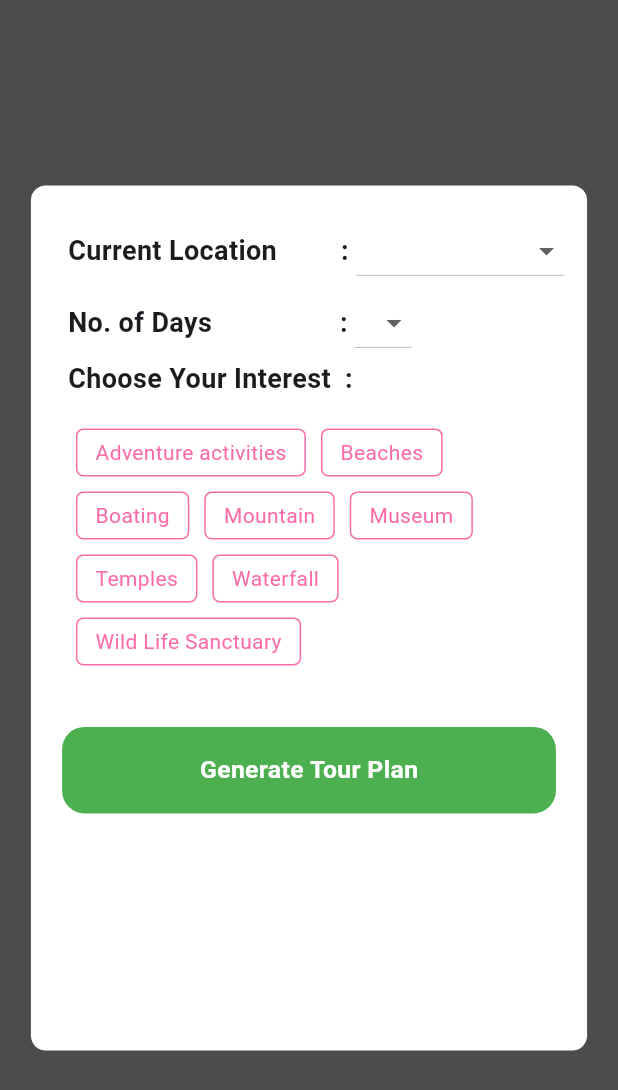
After one commit to abhilal03/Login_Front_End, a Flutter app: the PopupContent screen opened directly, on a phone screen of 412 x 824 dp. The commit adds this screen. Shown: the top 1090 px of the screen. Run offline on Flutter 3.47's test engine with Material 3 defaults, Android fonts, the phone set to English and light mode, and no system bars; our stand-ins replace chips_choice_null_safety, geocoding, geolocator, google_fonts.

Commit message:
Add popup window

```diff
--- a/lib/main.dart
+++ b/lib/main.dart
@@ -2,7 +2,6 @@ import 'package:flutter/material.dart';
 import 'package:provider/provider.dart';
 import 'package:tourism/controller/user_controller.dart';
 import 'package:tourism/pages/login_page.dart';
-
 
 void main() async {
   runApp(
--- a/lib/pages/login_page.dart
+++ b/lib/pages/login_page.dart
@@ -1,11 +1,9 @@
-// import 'package:firebase_auth/firebase_auth.dart';
-// import 'package:tourism/controller/auth_controller.dart';
 import 'package:provider/provider.dart';
 import 'package:tourism/controller/user_controller.dart';
 import 'package:tourism/pages/forgot_password_page.dart';
 import 'package:tourism/pages/home.dart';
+import 'package:tourism/pages/popup_screen.dart';
 import 'package:tourism/pages/register_page.dart';
-// import 'package:tourism/pages/status.dart';
 import 'package:tourism/widgets/button_widget.dart';
 import 'package:flutter/material.dart';
 import 'package:google_fonts/google_fonts.dart';
@@ -19,6 +17,27 @@ class LoginPage extends StatefulWidget {
 }
 
 class _LoginPageState extends State<LoginPage> {
+  bool isLoggedIn = false;
+
+  void _login() {
+    setState(() {
+      isLoggedIn = true;
+    });
+
+    _showPopup();
+  }
+
+  void _showPopup() {
+    Navigator.of(context).push(
+      PageRouteBuilder(
+        opaque: false,
+        pageBuilder: (BuildContext context, _, __) {
+          return const PopupContent();
+        },
+      ),
+    );
+  }
+
   bool checkedValue = false;
   bool register = true;
   List textfieldsStrings = [
@@ -186,12 +205,13 @@ class _LoginPageState extends State<LoginPage> {
                                           context: context,
                                           email: _emailController.text,
                                           password: _passwordController.text);
-                                   Navigator.push(
+                                  Navigator.push(
                                     context,
                                     MaterialPageRoute(
-                                        builder: (context) =>
-                                            const HomePage(),),
+                                      builder: (context) => const HomePage(),
+                                    ),
                                   );
+                                  _login();
                                   print('login');
                                 }
                               }
--- /dev/null
+++ b/lib/pages/popup_screen.dart
@@ -0,0 +1,204 @@
+import 'package:chips_choice_null_safety/chips_choice_null_safety.dart';
+import 'package:flutter/material.dart';
+import 'package:tourism/pallete.dart';
+import 'package:tourism/widgets/button_widget.dart';
+
+class PopupContent extends StatefulWidget {
+  const PopupContent({super.key});
+
+  @override
+  _PopupContentState createState() => _PopupContentState();
+}
+
+class _PopupContentState extends State<PopupContent> {
+  int tag = 1;
+  List<String> tags = [];
+  List<String> options = [
+    'Adventure activities',
+    'Beaches',
+    'Boating',
+    'Mountain',
+    'Museum',
+    'Temples',
+    'Waterfall',
+    'Wild Life Sanctuary'
+  ];
+  List<String> locationOptions = [
+    'Thiruvananthapuram',
+    'Kollam',
+    'Pathanamthitta',
+    'Alappuzha',
+    'Kottayam',
+    'Idukki',
+    'Ernakulam',
+    'Thrissur',
+    'Palakkad',
+    'Malappuram',
+    'Kozhikode',
+    'Wayanad',
+    'Kannur',
+    'Kasaragod',
+  ];
+  String? selectedLocation;
+  List<String> daysOptions = [
+    '1',
+    '2',
+    '3',
+    '4',
+    '5',
+    '6',
+    '7',
+    '8',
+    '9',
+    '10',
+  ];
+  String? selectedDays;
+  @override
+  Widget build(BuildContext context) {
+    Size screenSize = MediaQuery.of(context).size;
+    return Scaffold(
+      backgroundColor: Colors.black.withOpacity(0.7),
+      // Adjust the background color and opacity
+      body: Center(
+        child: Container(
+          width: screenSize.width * 0.9, // Set 80% of the screen width
+          height: screenSize.height * 0.7,
+          padding: const EdgeInsets.all(20),
+          decoration: BoxDecoration(
+            color: Colors.white,
+            borderRadius: BorderRadius.circular(10),
+          ),
+          child: Column(
+            mainAxisSize: MainAxisSize.min,
+            crossAxisAlignment: CrossAxisAlignment.start,
+            children: <Widget>[
+              Row(
+                children: [
+                  const Text(
+                    " Current Location         : ",
+                    style: TextStyle(
+                      fontSize: 18,
+                      fontWeight: FontWeight.bold,
+                    ),
+                  ),
+                  DropdownButton<String>(
+                    value: selectedLocation,
+                    onChanged: (String? newValue) {
+                      setState(() {
+                        selectedLocation = newValue;
+                      });
+                    },
+                    items: locationOptions.map<DropdownMenuItem<String>>(
+                      (String value) {
+                        return DropdownMenuItem<String>(
+                          value: value,
+                          child: Text(
+                            value,
+                            style: const TextStyle(
+                                fontSize: 12,
+                                fontWeight: FontWeight.bold,
+                                color: Pallete.green),
+                          ),
+                        );
+                      },
+                    ).toList(),
+                  ),
+                ],
+              ),
+              Row(
+                children: [
+                  const Text(
+                    " No. of Days                  : ",
+                    style: TextStyle(
+                      fontSize: 18,
+                      fontWeight: FontWeight.bold,
+                    ),
+                  ),
+                  DropdownButton<String>(
+                    value: selectedDays,
+                    onChanged: (String? newValue) {
+                      setState(() {
+                        selectedDays = newValue;
+                      });
+                    },
+                    items: daysOptions.map<DropdownMenuItem<String>>(
+                      (String value) {
+                        return DropdownMenuItem<String>(
+                          value: value,
+                          child: Text(
+                            value,
+                            style: const TextStyle(
+                                fontSize: 12,
+                                fontWeight: FontWeight.bold,
+                                color: Pallete.green),
+                          ),
+                        );
+                      },
+                    ).toList(),
+                  ),
+                ],
+              ),
+              const Row(
+                children: [
+                  Text(
+                    " Choose Your Interest  :",
+                    style: TextStyle(
+                      fontSize: 18,
+                      fontWeight: FontWeight.bold,
+                    ),
+                  ),
+                ],
+              ),
+              const SizedBox(height: 10),
+              ChipsChoice<String>.multiple(
+                value: tags,
+                onChanged: (val) => setState(() => tags = val),
+                choiceItems: C2Choice.listFrom(
+                  source: options,
+                  value: (i, v) => v,
+                  label: (i, v) => v,
+                  // disabled: (i, v) => [0, 2, 5].contains(i),
+                ),
+                choiceActiveStyle: const C2ChoiceStyle(
+                  color: Pallete.green,
+                  borderColor: Pallete.green,
+                  borderRadius: BorderRadius.all(
+                    Radius.circular(5),
+                  ),
+                ),
+                choiceStyle: const C2ChoiceStyle(
+                  color: Pallete.gradient2,
+                  borderColor: Pallete.gradient2,
+                  borderRadius: BorderRadius.all(
+                    Radius.circular(5),
+                  ),
+                ),
+                spacing: 10.0,
+                runSpacing: 10.0,
+                wrapped: true,
+                textDirection: TextDirection.ltr,
+              ),
+              const SizedBox(height: 30),
+              AnimatedPadding(
+                duration: const Duration(milliseconds: 500),
+                padding:
+                    const EdgeInsets.symmetric(vertical: 1.0, horizontal: 0.80),
+                child: ButtonWidget(
+                  text: "Generate Tour Plan",
+                  backColor: const [Pallete.green, Pallete.green],
+                  textColor: const [
+                    Colors.white,
+                    Colors.white,
+                  ],
+                  onPressed: () {
+                    Navigator.of(context).pop();
+                  },
+                ),
+              ),
+            ],
+          ),
+        ),
+      ),
+    );
+  }
+}
--- a/pubspec.yaml
+++ b/pubspec.yaml
@@ -39,6 +39,8 @@ dependencies:
   geocoding: ^2.1.1
   http: ^1.1.2
   provider: ^6.1.1
+  chips_choice_null_safety: ^2.0.6
+
 
 
 dev_dependencies:
@@ -51,6 +53,7 @@ dev_dependencies:
   # package. See that file for information about deactivating specific lint
   # rules and activating additional ones.
   flutter_lints: ^1.0.0
+
 
 # For information on the generic Dart part of this file, see the
 # following page: https://dart.dev/tools/pub/pubspec
```
Also changed, not shown: pubspec.lock, 2 other files.
